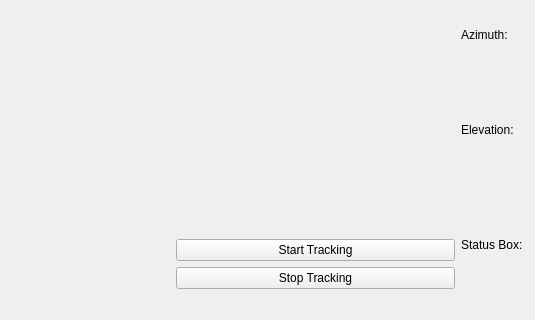
The window that correctGridLayout.ui (mathias314/Ground-Station-Tracker) describes before a commit, drawn with Qt 5; both pictures show x 119 to 654 and y 661 to 981 of the 1039 by 981 pixel window.
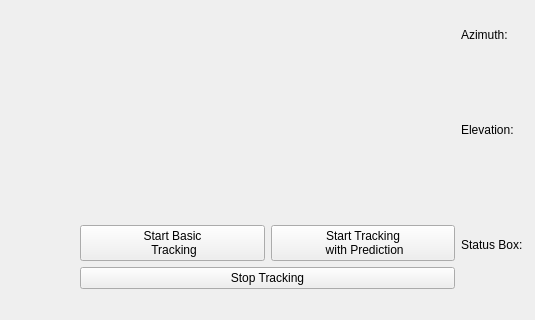
The same window after the commit. Icons and pictures are not drawn.

The edit to the form file:
```diff
--- a/correctGridLayout.ui
+++ b/correctGridLayout.ui
@@ -84,13 +84,6 @@
     </item>
     <item row="2" column="0">
      <layout class="QGridLayout" name="gridLayout_4">
-      <item row="2" column="1">
-       <widget class="QPushButton" name="stopButton">
-        <property name="text">
-         <string>Stop Tracking</string>
-        </property>
-       </widget>
-      </item>
       <item row="0" column="0">
        <spacer name="verticalSpacer_6">
         <property name="orientation">
@@ -107,7 +100,8 @@
       <item row="1" column="1">
        <widget class="QPushButton" name="startButton">
         <property name="text">
-         <string>Start Tracking</string>
+         <string>Start Basic 
+ Tracking</string>
         </property>
        </widget>
       </item>
@@ -124,6 +118,21 @@
         </property>
        </widget>
       </item>
+      <item row="1" column="2">
+       <widget class="QPushButton" name="predictionStartButton">
+        <property name="text">
+         <string>Start Tracking 
+ with Prediction</string>
+        </property>
+       </widget>
+      </item>
+      <item row="2" column="1" colspan="2">
+       <widget class="QPushButton" name="stopButton">
+        <property name="text">
+         <string>Stop Tracking</string>
+        </property>
+       </widget>
+      </item>
      </layout>
     </item>
     <item row="0" column="2" rowspan="3">
```
